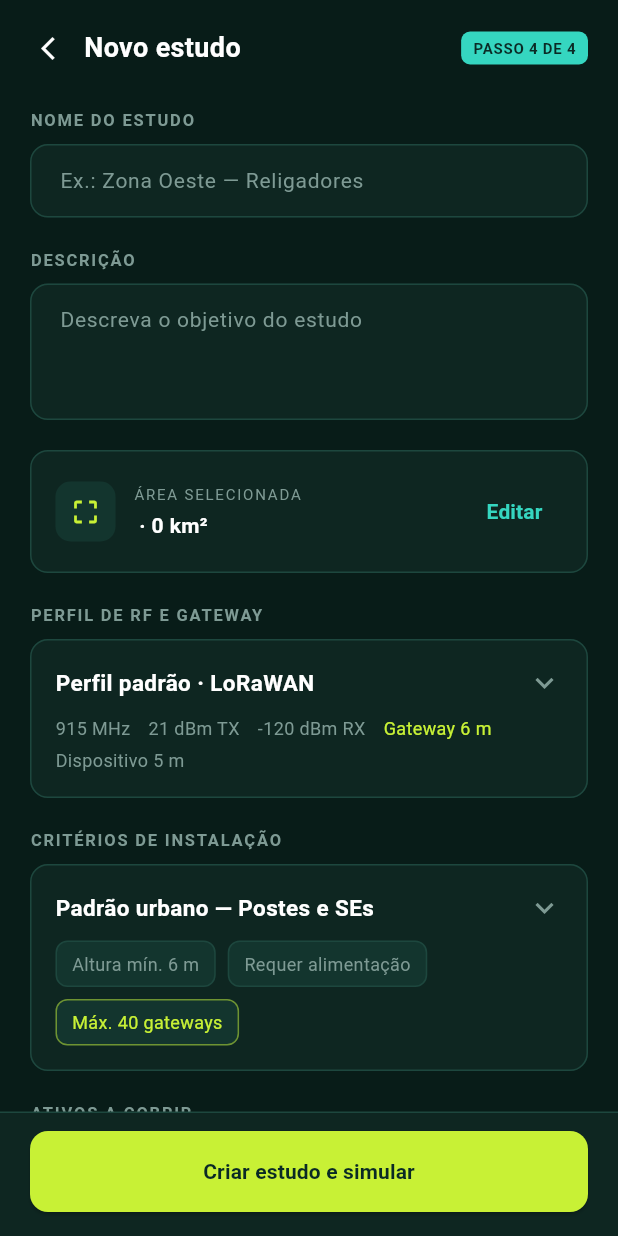
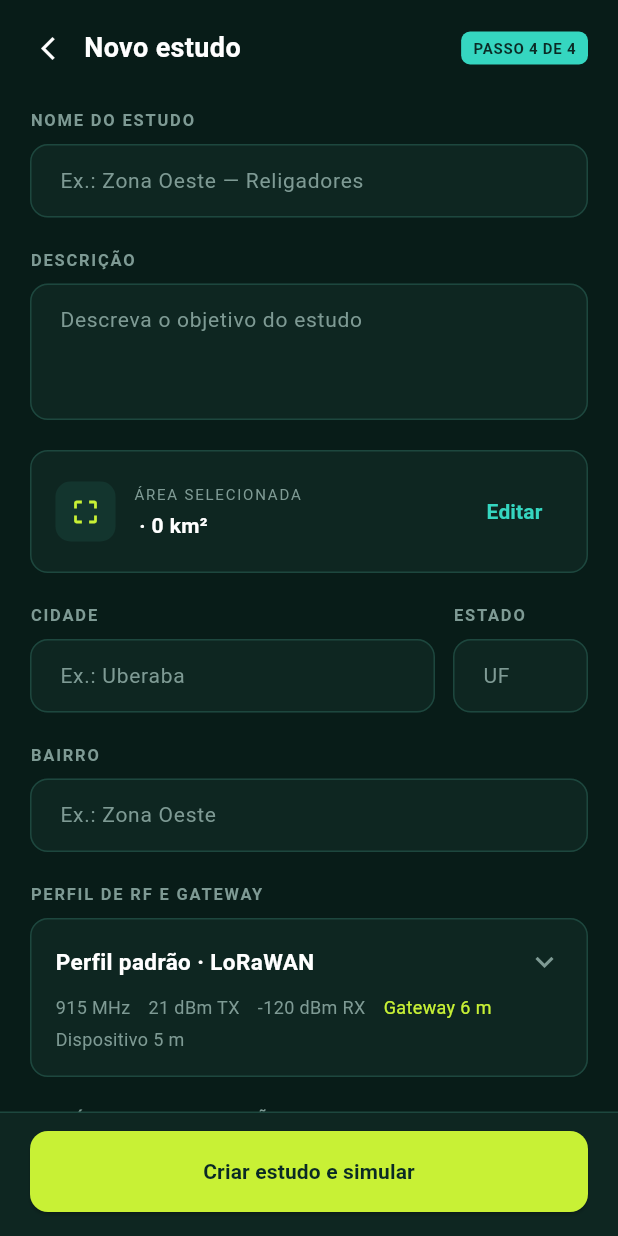
Before and after one commit to Equipe-Beavers/Frontend-Tecsys, a Flutter app: the NovoEstudoPage screen opened directly with empty values, on a phone screen of 412 x 824 dp. Run offline on Flutter 3.47's test engine with Material 3 defaults, Android fonts, the phone set to English and light mode, and no system bars; our stand-ins replace flutter_map, latlong2; missing offline and left inert: flutter_map_marker_cluster; network calls fail.

Commit message:
feat[SCRUM-17]: Criação de estudos integrado com o backend

```diff
--- /dev/null
+++ b/lib/models/novo_estudo.dart
@@ -0,0 +1,91 @@
+import 'package:latlong2/latlong.dart';
+
+class TipoAtivoSelecionado {
+  final String tipoAtivo;
+  final String papel;
+  final int quantidade;
+
+  const TipoAtivoSelecionado({
+    required this.tipoAtivo,
+    required this.papel,
+    required this.quantidade,
+  });
+
+  static const List<TipoAtivoSelecionado> padrao = [
+    TipoAtivoSelecionado(
+      tipoAtivo: 'religador',
+      papel: 'interesse',
+      quantidade: 1,
+    ),
+    TipoAtivoSelecionado(tipoAtivo: 'poste', papel: 'candidato', quantidade: 1),
+  ];
+
+  Map<String, dynamic> toJson() => {
+    'tipo_ativo': tipoAtivo,
+    'papel': papel,
+    'quantidade': quantidade,
+  };
+}
+
+class NovoEstudo {
+  final int idUsuario;
+  final String tipoDelimitacao;
+  final String? uf;
+  final String? municipio;
+  final String? bairro;
+  final List<LatLng> pontosArea;
+  final String nome;
+  final String? descricao;
+  final String? distribuidora;
+  final String versaoBdgd;
+  final String nomeBaseExterna;
+  final List<TipoAtivoSelecionado> tiposAtivoSelecionados;
+  final String status;
+
+  const NovoEstudo({
+    this.idUsuario = 1,
+    this.tipoDelimitacao = 'desenho',
+    this.uf,
+    this.municipio,
+    this.bairro,
+    required this.pontosArea,
+    required this.nome,
+    this.descricao,
+    this.distribuidora,
+    this.versaoBdgd = '2026-01',
+    this.nomeBaseExterna = 'bdgd_edp_2026.csv',
+    this.tiposAtivoSelecionados = TipoAtivoSelecionado.padrao,
+    this.status = 'AGUARDANDO_SELECAO',
+  });
+
+  Map<String, dynamic> get _geometria {
+    final coordenadas = pontosArea
+        .map((ponto) => [ponto.longitude, ponto.latitude])
+        .toList();
+    if (coordenadas.isNotEmpty && pontosArea.first != pontosArea.last) {
+      coordenadas.add(coordenadas.first);
+    }
+    return {
+      'type': 'Polygon',
+      'coordinates': [coordenadas],
+    };
+  }
+
+  Map<String, dynamic> toJson() => {
+    'id_usuario': idUsuario,
+    'tipo_delimitacao': tipoDelimitacao,
+    'uf': uf,
+    'municipio': municipio,
+    'bairro': bairro,
+    'geom': _geometria,
+    'nome': nome,
+    'descricao': descricao,
+    'distribuidora': distribuidora,
+    'versao_bdgd': versaoBdgd,
+    'nome_base_externa': nomeBaseExterna,
+    'tipos_ativo_selecionados': tiposAtivoSelecionados
+        .map((tipo) => tipo.toJson())
+        .toList(),
+    'status': status,
+  };
+}
--- a/lib/pages/map_page.dart
+++ b/lib/pages/map_page.dart
@@ -379,6 +379,7 @@ class _MapPageState extends State<MapPage> {
           distribuidora: _distribuidoraSelecionada ?? '',
           municipio: _municipioSelecionado,
           areaKm2: calculatePolygonAreaKm2(polygonPoints),
+          pontosArea: List.unmodifiable(polygonPoints),
         ),
       ),
     );
--- a/lib/pages/novo_estudo_page.dart
+++ b/lib/pages/novo_estudo_page.dart
@@ -1,19 +1,25 @@
 import 'package:flutter/material.dart';
+import 'package:flutter/services.dart';
 import 'package:frontend_tecsys/models/criterio_instalacao.dart';
+import 'package:frontend_tecsys/models/novo_estudo.dart';
 import 'package:frontend_tecsys/models/perfil_rf.dart';
+import 'package:frontend_tecsys/services/estudos_service.dart';
 import 'package:frontend_tecsys/theme/app_colors.dart';
 import 'package:frontend_tecsys/widgets/dist_bottom_sheet.dart';
+import 'package:latlong2/latlong.dart';
 
 class NovoEstudoPage extends StatefulWidget {
   final String distribuidora;
   final String? municipio;
   final double areaKm2;
+  final List<LatLng> pontosArea;
 
   const NovoEstudoPage({
     super.key,
     required this.distribuidora,
     required this.municipio,
     required this.areaKm2,
+    required this.pontosArea,
   });
 
   @override
@@ -21,17 +27,25 @@ class NovoEstudoPage extends StatefulWidget {
 }
 
 class _NovoEstudoPageState extends State<NovoEstudoPage> {
+  final EstudosService _estudosService = EstudosService();
   final _formKey = GlobalKey<FormState>();
   final _nomeController = TextEditingController();
   final _descricaoController = TextEditingController();
+  late final _cidadeController = TextEditingController(text: widget.municipio);
+  final _estadoController = TextEditingController();
+  final _bairroController = TextEditingController();
 
   PerfilRf _perfilSelecionado = PerfilRf.padrao;
   CriterioInstalacao _criterioSelecionado = CriterioInstalacao.padrao;
+  bool _salvando = false;
 
   @override
   void dispose() {
     _nomeController.dispose();
     _descricaoController.dispose();
+    _cidadeController.dispose();
+    _estadoController.dispose();
+    _bairroController.dispose();
     super.dispose();
   }
 
@@ -78,9 +92,41 @@ class _NovoEstudoPageState extends State<NovoEstudoPage> {
     );
   }
 
-  void _criarEstudo() {
-    if (!_formKey.currentState!.validate()) return;
-    Navigator.pop(context, true);
+  String? _textoOuNulo(TextEditingController controller) {
+    final texto = controller.text.trim();
+    return texto.isEmpty ? null : texto;
+  }
+
+  Future<void> _criarEstudo() async {
+    if (_salvando || !_formKey.currentState!.validate()) return;
+
+    setState(() => _salvando = true);
+    try {
+      await _estudosService.criarEstudo(
+        NovoEstudo(
+          nome: _nomeController.text.trim(),
+          descricao: _textoOuNulo(_descricaoController),
+          uf: _textoOuNulo(_estadoController)?.toUpperCase(),
+          municipio: _textoOuNulo(_cidadeController),
+          bairro: _textoOuNulo(_bairroController),
+          distribuidora: widget.distribuidora.isEmpty
+              ? null
+              : widget.distribuidora,
+          pontosArea: widget.pontosArea,
+        ),
+      );
+      if (!mounted) return;
+      Navigator.pop(context, true);
+    } catch (erro) {
+      if (!mounted) return;
+      setState(() => _salvando = false);
+      ScaffoldMessenger.of(context).showSnackBar(
+        SnackBar(
+          content: Text('Não foi possível criar o estudo: $erro'),
+          behavior: SnackBarBehavior.floating,
+        ),
+      );
+    }
   }
 
   @override
@@ -115,6 +161,45 @@ class _NovoEstudoPageState extends State<NovoEstudoPage> {
                     ),
                     const SizedBox(height: 20),
                     _buildCardArea(),
+                    const SizedBox(height: 20),
+                    Row(
+                      crossAxisAlignment: CrossAxisAlignment.start,
+                      spacing: 12,
+                      children: [
+                        Expanded(
+                          flex: 3,
+                          child: Column(
+                            crossAxisAlignment: CrossAxisAlignment.start,
+                            children: [
+                              _buildRotulo('CIDADE'),
+                              _buildCampoTexto(
+                                controller: _cidadeController,
+                                dica: 'Ex.: Uberaba',
+                              ),
+                            ],
+                          ),
+                        ),
+                        Expanded(
+                          child: Column(
+                            crossAxisAlignment: CrossAxisAlignment.start,
+                            children: [
+                              _buildRotulo('ESTADO'),
+                              _buildCampoTexto(
+                                controller: _estadoController,
+                                tamanhoMaximo: 2,
+                                dica: 'UF',
+                              ),
+                            ],
+                          ),
+                        ),
+                      ],
+                    ),
+                    const SizedBox(height: 20),
+                    _buildRotulo('BAIRRO'),
+                    _buildCampoTexto(
+                      controller: _bairroController,
+                      dica: 'Ex.: Zona Oeste',
+                    ),
                     const SizedBox(height: 20),
                     _buildRotulo('PERFIL DE RF E GATEWAY'),
                     _buildCardSelecao(
@@ -242,6 +327,7 @@ class _NovoEstudoPageState extends State<NovoEstudoPage> {
     required String dica,
     int linhas = 1,
     FormFieldValidator<String>? validador,
+    int? tamanhoMaximo,
   }) {
     final borda = OutlineInputBorder(
       borderRadius: BorderRadius.circular(12),
@@ -251,6 +337,9 @@ class _NovoEstudoPageState extends State<NovoEstudoPage> {
       controller: controller,
       maxLines: linhas,
       validator: validador,
+      inputFormatters: tamanhoMaximo == null
+          ? null
+          : [LengthLimitingTextInputFormatter(tamanhoMaximo)],
       style: const TextStyle(color: AppColors.textWhite, fontSize: 14),
       cursorColor: AppColors.primaryLime,
       decoration: InputDecoration(
@@ -423,19 +512,31 @@ class _NovoEstudoPageState extends State<NovoEstudoPage> {
       child: SizedBox(
         width: double.infinity,
         child: ElevatedButton(
-          onPressed: _criarEstudo,
+          onPressed: _salvando ? null : _criarEstudo,
           style: ElevatedButton.styleFrom(
             backgroundColor: AppColors.primaryLime,
             foregroundColor: AppColors.textDark,
+            disabledBackgroundColor: AppColors.primaryLime.withValues(
+              alpha: 0.6,
+            ),
             padding: const EdgeInsets.symmetric(vertical: 17),
             shape: RoundedRectangleBorder(
               borderRadius: BorderRadius.circular(12),
             ),
           ),
-          child: const Text(
-            'Criar estudo e simular',
-            style: TextStyle(fontSize: 14, fontWeight: FontWeight.bold),
-          ),
+          child: _salvando
+              ? const SizedBox(
+                  width: 18,
+                  height: 18,
+                  child: CircularProgressIndicator(
+                    strokeWidth: 2,
+                    color: AppColors.textDark,
+                  ),
+                )
+              : const Text(
+                  'Criar estudo e simular',
+                  style: TextStyle(fontSize: 14, fontWeight: FontWeight.bold),
+                ),
         ),
       ),
     );
--- /dev/null
+++ b/lib/services/estudos_service.dart
@@ -0,0 +1,41 @@
+import 'dart:convert';
+
+import 'package:http/http.dart' as http;
+import 'package:frontend_tecsys/models/novo_estudo.dart';
+
+class EstudosService {
+  EstudosService({http.Client? client, String? baseUrl})
+    : _client = client ?? http.Client(),
+      _baseUrl =
+          baseUrl ??
+          const String.fromEnvironment(
+            'API_BASE_URL',
+            defaultValue: 'http://localhost:3000',
+          );
+
+  final http.Client _client;
+  final String _baseUrl;
+
+  Future<Map<String, dynamic>> criarEstudo(NovoEstudo estudo) async {
+    final resposta = await _client
+        .post(
+          Uri.parse('$_baseUrl/estudos'),
+          headers: {'Content-Type': 'application/json'},
+          body: jsonEncode(estudo.toJson()),
+        )
+        .timeout(const Duration(seconds: 15));
+
+    final corpo = resposta.body.isEmpty ? null : jsonDecode(resposta.body);
+
+    if (resposta.statusCode != 201) {
+      final mensagem = corpo is Map && corpo['erro'] != null
+          ? corpo['erro'].toString()
+          : 'A API de estudos respondeu com HTTP ${resposta.statusCode}.';
+      throw StateError(mensagem);
+    }
+    if (corpo is! Map || corpo['estudo'] is! Map) {
+      throw const FormatException('Resposta de criação de estudo inválida.');
+    }
+    return Map<String, dynamic>.from(corpo['estudo'] as Map);
+  }
+}
```
